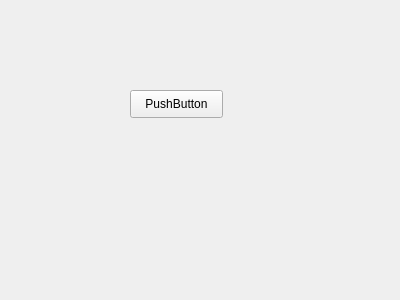
The window that gitTest/widget.ui (Blackstarw/TestGit) describes before a commit, drawn with Qt 5.
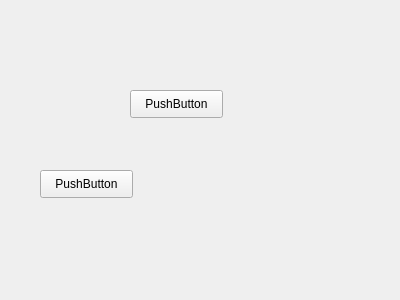
The same window after the commit.

```diff
--- a/gitTest/widget.ui
+++ b/gitTest/widget.ui
@@ -26,6 +26,19 @@
     <string>PushButton</string>
    </property>
   </widget>
+  <widget class="QPushButton" name="pushButton_2">
+   <property name="geometry">
+    <rect>
+     <x>40</x>
+     <y>170</y>
+     <width>93</width>
+     <height>28</height>
+    </rect>
+   </property>
+   <property name="text">
+    <string>PushButton</string>
+   </property>
+  </widget>
  </widget>
  <layoutdefault spacing="6" margin="11"/>
  <resources/>
```
